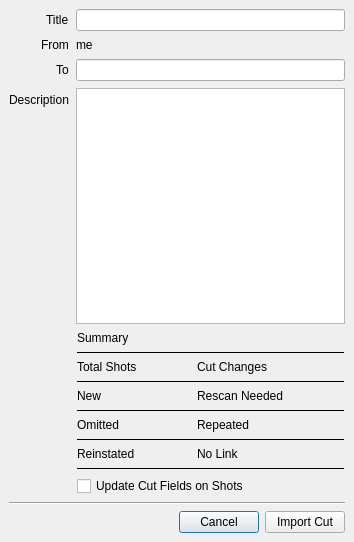
This is resources/submit_dialog.ui in shotgunsoftware/tk-multi-importcut as Qt 5 draws it before an edit. The edited form follows.
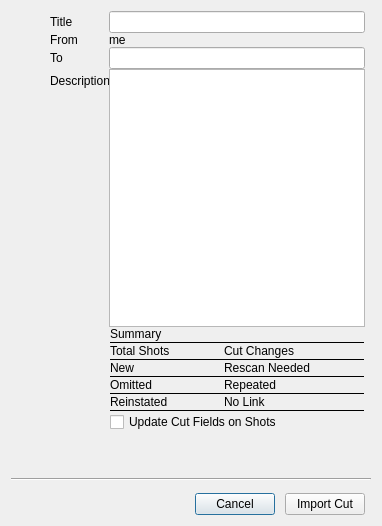
This is the edited form.

Commit message:
For #36543, restored submit dialog
Layout of the UI was changed as part of the styling
polish. However, it previously looked better, so
restoring previous UI. If styling needs to be improved
this should addressed in a dedicated ticket.

Diff of the .ui file:
```diff
--- a/resources/submit_dialog.ui
+++ b/resources/submit_dialog.ui
@@ -6,8 +6,8 @@
    <rect>
     <x>0</x>
     <y>0</y>
-    <width>354</width>
-    <height>542</height>
+    <width>382</width>
+    <height>526</height>
    </rect>
   </property>
   <property name="windowTitle">
@@ -16,37 +16,68 @@
   <property name="modal">
    <bool>true</bool>
   </property>
-  <layout class="QVBoxLayout" name="verticalLayout">
-   <property name="margin">
-    <number>9</number>
+  <layout class="QGridLayout" name="gridLayout_2" rowstretch="1,0,0,0,0" columnstretch="1,0,0">
+   <property name="verticalSpacing">
+    <number>12</number>
    </property>
+   <item row="4" column="1">
+    <layout class="QHBoxLayout" name="horizontalLayout">
    <item>
-    <spacer name="horizontalSpacer">
+      <spacer name="horizontalSpacer_3">
      <property name="orientation">
       <enum>Qt::Horizontal</enum>
      </property>
      <property name="sizeHint" stdset="0">
       <size>
-       <width>0</width>
-       <height>0</height>
+         <width>40</width>
+         <height>20</height>
       </size>
      </property>
     </spacer>
    </item>
    <item>
+      <widget class="QPushButton" name="cancel_button">
+       <property name="text">
+        <string>Cancel</string>
+       </property>
+       <property name="shortcut">
+        <string>Esc</string>
+       </property>
+      </widget>
+     </item>
+     <item>
+      <spacer name="horizontalSpacer_4">
+       <property name="orientation">
+        <enum>Qt::Horizontal</enum>
+       </property>
+       <property name="sizeType">
+        <enum>QSizePolicy::Fixed</enum>
+       </property>
+       <property name="sizeHint" stdset="0">
+        <size>
+         <width>10</width>
+         <height>20</height>
+        </size>
+       </property>
+      </spacer>
+     </item>
+     <item>
+      <widget class="QPushButton" name="import_cut_button">
+       <property name="text">
+        <string>Import Cut</string>
+       </property>
+       <property name="shortcut">
+        <string>Return</string>
+       </property>
+      </widget>
+     </item>
+    </layout>
+   </item>
+   <item row="0" column="1">
     <layout class="QFormLayout" name="formLayout">
      <property name="fieldGrowthPolicy">
       <enum>QFormLayout::AllNonFixedFieldsGrow</enum>
      </property>
-     <property name="labelAlignment">
-      <set>Qt::AlignRight|Qt::AlignTrailing|Qt::AlignVCenter</set>
-     </property>
-     <property name="horizontalSpacing">
-      <number>7</number>
-     </property>
-     <property name="verticalSpacing">
-      <number>7</number>
-     </property>
      <property name="leftMargin">
       <number>0</number>
      </property>
@@ -95,14 +126,7 @@
       </widget>
      </item>
      <item row="3" column="1">
-      <widget class="QTextEdit" name="description_text">
-       <property name="sizePolicy">
-        <sizepolicy hsizetype="Expanding" vsizetype="Expanding">
-         <horstretch>0</horstretch>
-         <verstretch>1</verstretch>
-        </sizepolicy>
-       </property>
-      </widget>
+      <widget class="QTextEdit" name="description_text"/>
      </item>
      <item row="4" column="1">
       <layout class="QGridLayout" name="gridLayout">
@@ -122,7 +146,7 @@
         <number>0</number>
        </property>
        <property name="verticalSpacing">
-        <number>6</number>
+        <number>-1</number>
        </property>
        <item row="7" column="0" colspan="4">
         <widget class="Line" name="line_3">
@@ -188,9 +212,22 @@
        </item>
        <item row="0" column="0" colspan="4">
         <widget class="QLabel" name="label_6">
+         <property name="styleSheet">
+          <string notr="true">border-bottom: 1px solid black;
+</string>
+         </property>
+         <property name="frameShape">
+          <enum>QFrame::NoFrame</enum>
+         </property>
          <property name="text">
           <string>Summary</string>
          </property>
+         <property name="alignment">
+          <set>Qt::AlignLeading|Qt::AlignLeft|Qt::AlignVCenter</set>
+         </property>
+         <property name="margin">
+          <number>0</number>
+         </property>
         </widget>
        </item>
        <item row="4" column="3">
@@ -391,52 +428,38 @@
      </item>
     </layout>
    </item>
-   <item>
+   <item row="2" column="0" colspan="3">
     <widget class="Line" name="line">
      <property name="orientation">
       <enum>Qt::Horizontal</enum>
      </property>
     </widget>
    </item>
-   <item>
-    <layout class="QHBoxLayout" name="horizontalLayout">
-     <property name="spacing">
-      <number>6</number>
-     </property>
-     <item>
-      <spacer name="horizontalSpacer_3">
+   <item row="0" column="2">
+    <spacer name="horizontalSpacer">
        <property name="orientation">
         <enum>Qt::Horizontal</enum>
        </property>
        <property name="sizeHint" stdset="0">
         <size>
-         <width>40</width>
-         <height>20</height>
+       <width>0</width>
+       <height>0</height>
         </size>
        </property>
       </spacer>
      </item>
-     <item>
-      <widget class="QPushButton" name="cancel_button">
-       <property name="text">
-        <string>Cancel</string>
-       </property>
-       <property name="shortcut">
-        <string>Esc</string>
-       </property>
-      </widget>
-     </item>
-     <item>
-      <widget class="QPushButton" name="import_cut_button">
-       <property name="text">
-        <string>Import Cut</string>
-       </property>
-       <property name="shortcut">
-        <string>Return</string>
-       </property>
-      </widget>
-     </item>
-    </layout>
+   <item row="1" column="1">
+    <spacer name="verticalSpacer">
+     <property name="orientation">
+      <enum>Qt::Vertical</enum>
+     </property>
+     <property name="sizeHint" stdset="0">
+      <size>
+       <width>20</width>
+       <height>34</height>
+      </size>
+     </property>
+    </spacer>
    </item>
   </layout>
  </widget>
```
Lines whose indentation alone changed are shown as unchanged. The commit also changes 1 other file.
